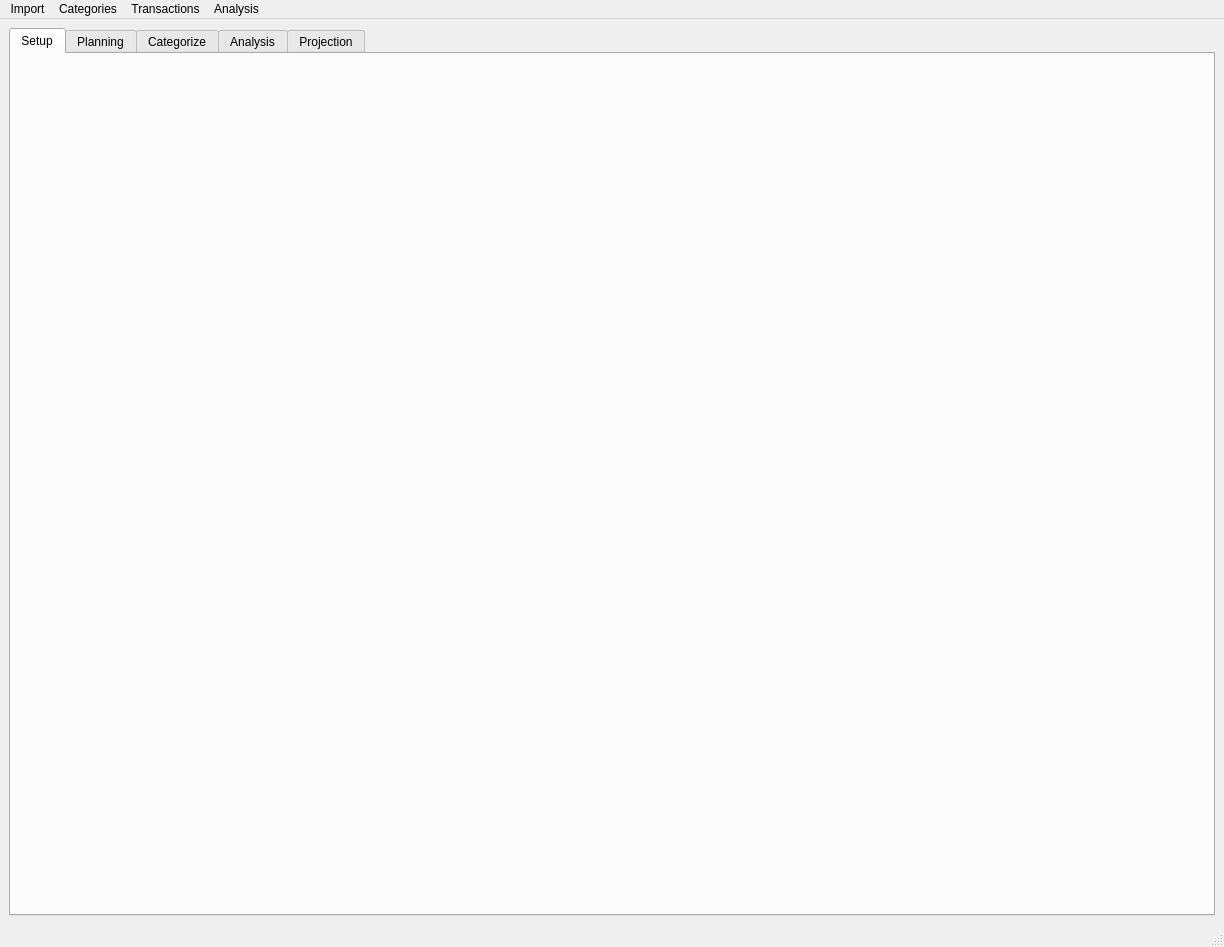
Above: realwindow.ui from robscott1/TransactionSorter before the change. Below: the same form after it.
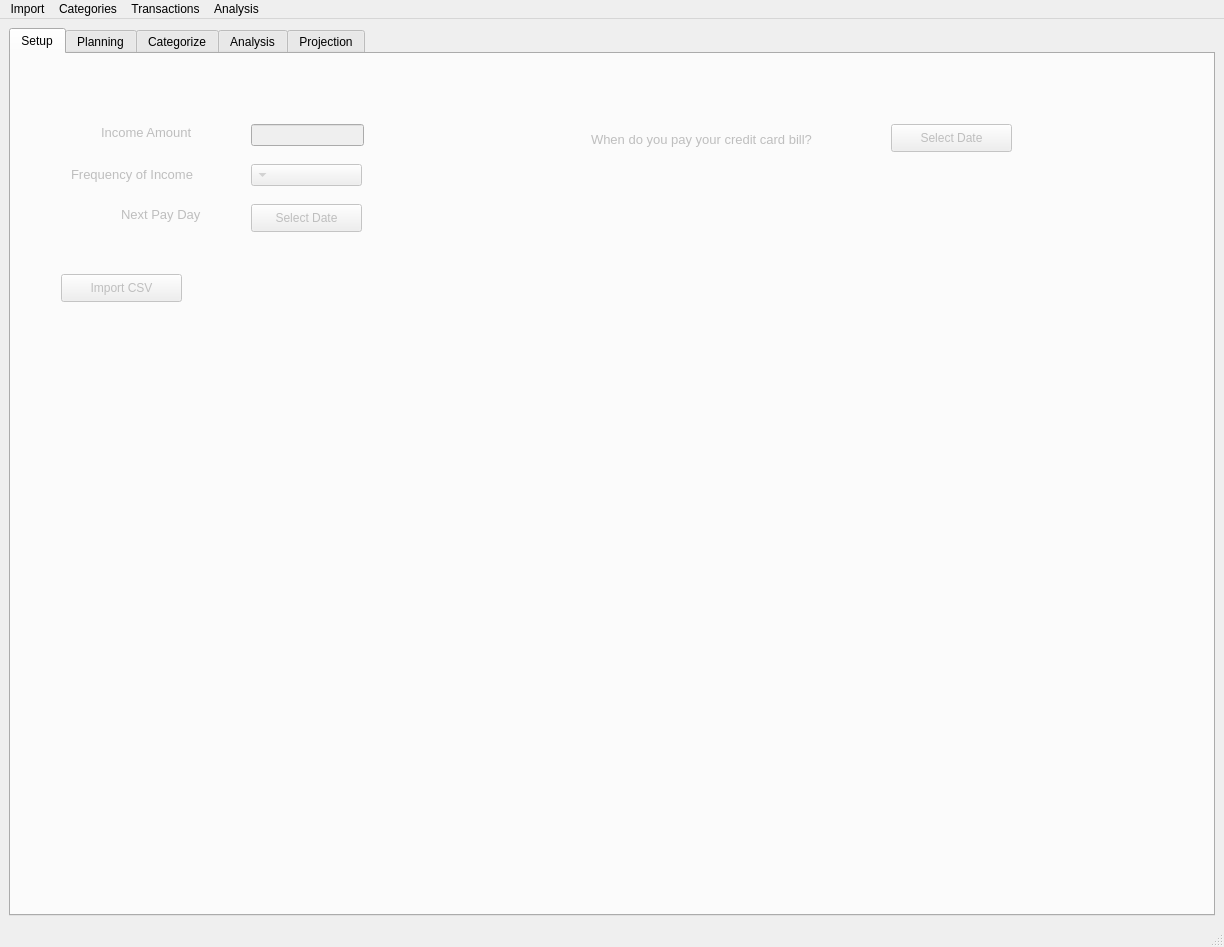
That is the form after the change.

Commit message: Renamed importCSVBtn

```diff
--- a/realwindow.ui
+++ b/realwindow.ui
@@ -15,7 +15,7 @@
   </property>
   <widget class="QWidget" name="centralwidget">
    <layout class="QGridLayout" name="gridLayout">
-    <item row="0" column="0">
+    <item row="0" column="1">
      <widget class="QTabWidget" name="TabWidget">
       <property name="acceptDrops">
        <bool>true</bool>
@@ -39,6 +39,147 @@
        <attribute name="title">
         <string>Setup</string>
        </attribute>
+       <widget class="QLabel" name="label_9">
+        <property name="geometry">
+         <rect>
+          <x>90</x>
+          <y>70</y>
+          <width>141</width>
+          <height>16</height>
+         </rect>
+        </property>
+        <property name="font">
+         <font>
+          <pointsize>10</pointsize>
+         </font>
+        </property>
+        <property name="text">
+         <string>Income Amount</string>
+        </property>
+       </widget>
+       <widget class="QLineEdit" name="incomeAmount">
+        <property name="geometry">
+         <rect>
+          <x>240</x>
+          <y>70</y>
+          <width>113</width>
+          <height>22</height>
+         </rect>
+        </property>
+       </widget>
+       <widget class="QComboBox" name="payDayFreq">
+        <property name="geometry">
+         <rect>
+          <x>240</x>
+          <y>110</y>
+          <width>111</width>
+          <height>22</height>
+         </rect>
+        </property>
+       </widget>
+       <widget class="QLabel" name="label_12">
+        <property name="geometry">
+         <rect>
+          <x>60</x>
+          <y>110</y>
+          <width>171</width>
+          <height>20</height>
+         </rect>
+        </property>
+        <property name="font">
+         <font>
+          <pointsize>10</pointsize>
+         </font>
+        </property>
+        <property name="text">
+         <string>Frequency of Income</string>
+        </property>
+       </widget>
+       <widget class="QPushButton" name="payDayCalendar">
+        <property name="geometry">
+         <rect>
+          <x>240</x>
+          <y>150</y>
+          <width>111</width>
+          <height>28</height>
+         </rect>
+        </property>
+        <property name="text">
+         <string>Select Date</string>
+        </property>
+       </widget>
+       <widget class="QLabel" name="label_13">
+        <property name="geometry">
+         <rect>
+          <x>110</x>
+          <y>150</y>
+          <width>111</width>
+          <height>20</height>
+         </rect>
+        </property>
+        <property name="font">
+         <font>
+          <pointsize>10</pointsize>
+         </font>
+        </property>
+        <property name="text">
+         <string>Next Pay Day</string>
+        </property>
+       </widget>
+       <widget class="QPushButton" name="creditCardPaymentDay">
+        <property name="geometry">
+         <rect>
+          <x>880</x>
+          <y>70</y>
+          <width>121</width>
+          <height>28</height>
+         </rect>
+        </property>
+        <property name="text">
+         <string>Select Date</string>
+        </property>
+       </widget>
+       <widget class="QLabel" name="label_14">
+        <property name="geometry">
+         <rect>
+          <x>580</x>
+          <y>70</y>
+          <width>291</width>
+          <height>31</height>
+         </rect>
+        </property>
+        <property name="font">
+         <font>
+          <pointsize>10</pointsize>
+         </font>
+        </property>
+        <property name="text">
+         <string>When do you pay your credit card bill?</string>
+        </property>
+       </widget>
+       <widget class="QWidget" name="plottingWidget" native="true">
+        <property name="geometry">
+         <rect>
+          <x>40</x>
+          <y>340</y>
+          <width>1021</width>
+          <height>401</height>
+         </rect>
+        </property>
+       </widget>
+       <widget class="QPushButton" name="importCSVBtn">
+        <property name="geometry">
+         <rect>
+          <x>50</x>
+          <y>220</y>
+          <width>121</width>
+          <height>28</height>
+         </rect>
+        </property>
+        <property name="text">
+         <string>Import CSV</string>
+        </property>
+       </widget>
       </widget>
       <widget class="QWidget" name="Planning">
        <attribute name="title">
```
